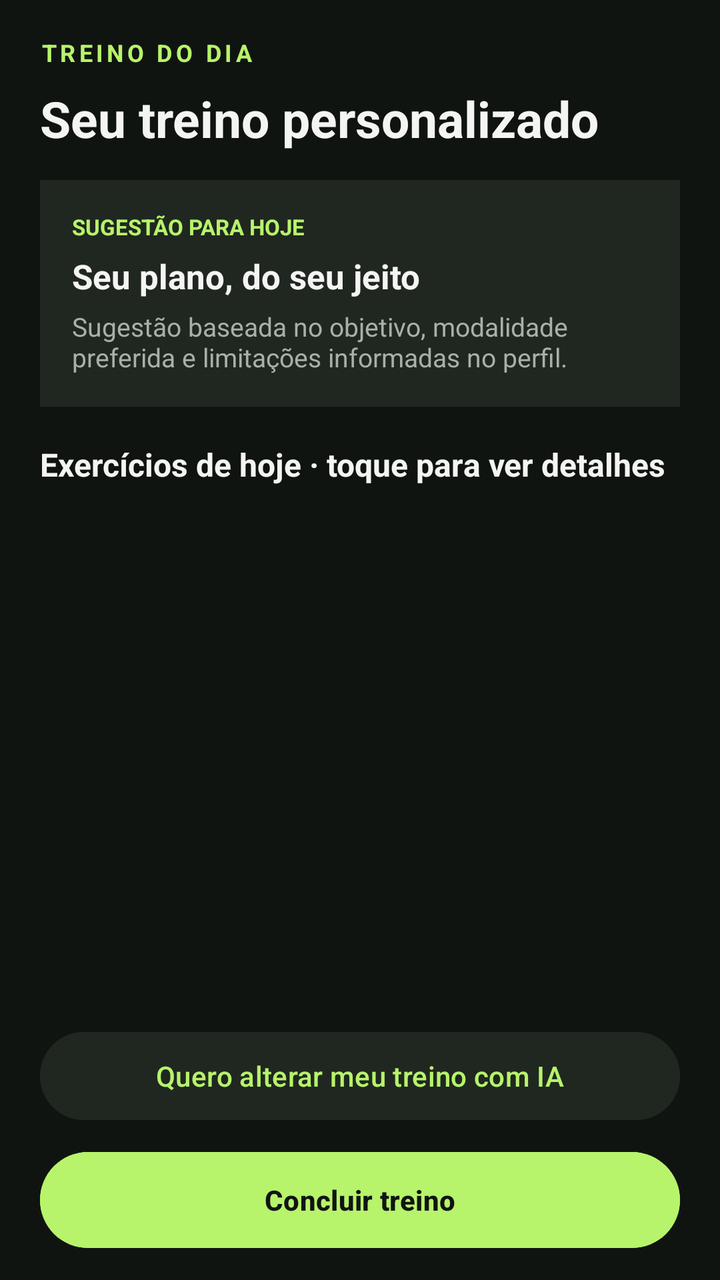
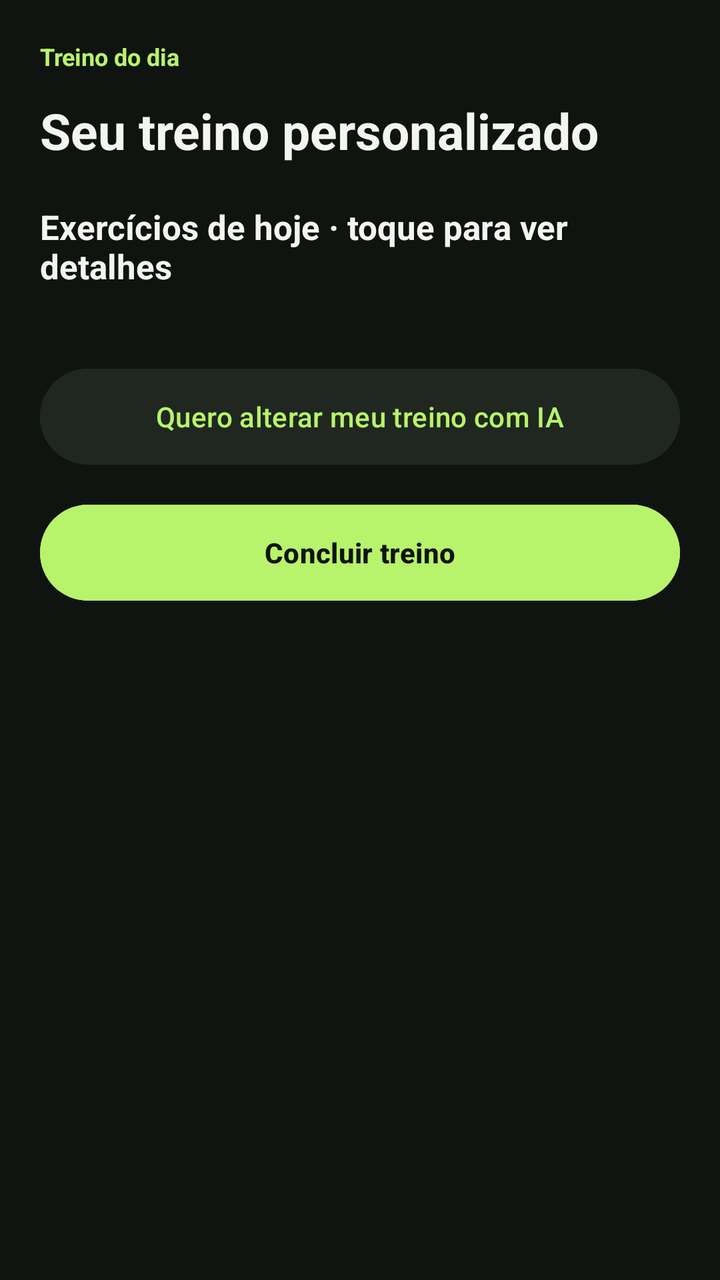

The first picture is an Android layout as it rendered before a commit; the second is the same layout after the commit. The layout source and the unified diff follow.
<!-- AndroidManifest.xml: application theme Theme.MeuPersonal -->
<!-- res/layout/fragment_treino_dia.xml -->
<?xml version="1.0" encoding="utf-8"?>
<LinearLayout xmlns:android="http://schemas.android.com/apk/res/android" android:layout_width="match_parent" android:layout_height="match_parent" android:orientation="vertical" android:background="#101411" android:paddingStart="20dp" android:paddingEnd="20dp" android:paddingTop="18dp" android:paddingBottom="12dp">
    <TextView android:layout_width="wrap_content" android:layout_height="wrap_content" android:text="TREINO DO DIA" android:textColor="#B7F36B" android:textStyle="bold" android:textSize="12sp" android:letterSpacing="0.15" />
    <TextView android:id="@+id/textTituloTreino" android:layout_width="match_parent" android:layout_height="wrap_content" android:layout_marginTop="8dp" android:layout_marginBottom="14dp" android:text="Seu treino personalizado" android:textColor="#F4F5F2" android:textSize="25sp" android:textStyle="bold" />
    <LinearLayout android:layout_width="match_parent" android:layout_height="wrap_content" android:orientation="vertical" android:padding="16dp" android:background="#202720">
        <TextView android:layout_width="wrap_content" android:layout_height="wrap_content" android:text="SUGESTÃO PARA HOJE" android:textColor="#B7F36B" android:textSize="11sp" android:textStyle="bold" />
        <TextView android:layout_width="match_parent" android:layout_height="wrap_content" android:layout_marginTop="6dp" android:text="Seu plano, do seu jeito" android:textColor="#F4F5F2" android:textSize="17sp" android:textStyle="bold" />
        <TextView android:layout_width="match_parent" android:layout_height="wrap_content" android:layout_marginTop="5dp" android:text="Sugestão baseada no objetivo, modalidade preferida e limitações informadas no perfil." android:textColor="#A8B0A8" android:textSize="13sp" />
    </LinearLayout>
    <TextView android:layout_width="wrap_content" android:layout_height="wrap_content" android:layout_marginTop="18dp" android:layout_marginBottom="8dp" android:text="Exercícios de hoje · toque para ver detalhes" android:textColor="#F4F5F2" android:textSize="16sp" android:textStyle="bold" />
    <androidx.recyclerview.widget.RecyclerView android:id="@+id/recyclerTreinoDia" android:layout_width="match_parent" android:layout_height="0dp" android:layout_weight="1" android:clipToPadding="false" android:paddingBottom="8dp" />
    <Button android:id="@+id/btnAlterarTreinoIa" android:layout_width="match_parent" android:layout_height="52dp" android:layout_marginBottom="8dp" android:text="Quero alterar meu treino com IA" android:textAllCaps="false" android:textColor="#B7F36B" android:backgroundTint="#202720" />
    <Button android:id="@+id/btnFinalizarTreino" android:layout_width="match_parent" android:layout_height="56dp" android:text="Concluir treino" android:textAllCaps="false" android:textColor="#101411" android:textStyle="bold" android:backgroundTint="#B7F36B" />
</LinearLayout>
<!-- resources referenced by this layout -->
<resources>
  <style name="Theme.MeuPersonal" parent="Base.Theme.MeuPersonal" />
  <style name="Base.Theme.MeuPersonal" parent="Theme.Material3.DayNight.NoActionBar">
          
          
      </style>
</resources>

<!-- the commit's change to res/layout/fragment_treino_dia.xml (unified diff, before → after) -->
@@ -1,14 +1,70 @@
 <?xml version="1.0" encoding="utf-8"?>
-<LinearLayout xmlns:android="http://schemas.android.com/apk/res/android" android:layout_width="match_parent" android:layout_height="match_parent" android:orientation="vertical" android:background="#101411" android:paddingStart="20dp" android:paddingEnd="20dp" android:paddingTop="18dp" android:paddingBottom="12dp">
-    <TextView android:layout_width="wrap_content" android:layout_height="wrap_content" android:text="TREINO DO DIA" android:textColor="#B7F36B" android:textStyle="bold" android:textSize="12sp" android:letterSpacing="0.15" />
-    <TextView android:id="@+id/textTituloTreino" android:layout_width="match_parent" android:layout_height="wrap_content" android:layout_marginTop="8dp" android:layout_marginBottom="14dp" android:text="Seu treino personalizado" android:textColor="#F4F5F2" android:textSize="25sp" android:textStyle="bold" />
-    <LinearLayout android:layout_width="match_parent" android:layout_height="wrap_content" android:orientation="vertical" android:padding="16dp" android:background="#202720">
-        <TextView android:layout_width="wrap_content" android:layout_height="wrap_content" android:text="SUGESTÃO PARA HOJE" android:textColor="#B7F36B" android:textSize="11sp" android:textStyle="bold" />
-        <TextView android:layout_width="match_parent" android:layout_height="wrap_content" android:layout_marginTop="6dp" android:text="Seu plano, do seu jeito" android:textColor="#F4F5F2" android:textSize="17sp" android:textStyle="bold" />
-        <TextView android:layout_width="match_parent" android:layout_height="wrap_content" android:layout_marginTop="5dp" android:text="Sugestão baseada no objetivo, modalidade preferida e limitações informadas no perfil." android:textColor="#A8B0A8" android:textSize="13sp" />
+<ScrollView xmlns:android="http://schemas.android.com/apk/res/android"
+    android:layout_width="match_parent"
+    android:layout_height="match_parent"
+    android:background="#101411"
+    android:fillViewport="true">
+
+    <LinearLayout
+        android:layout_width="match_parent"
+        android:layout_height="wrap_content"
+        android:orientation="vertical"
+        android:padding="20dp">
+
+        <TextView
+            android:layout_width="wrap_content"
+            android:layout_height="wrap_content"
+            android:text="Treino do dia"
+            android:textColor="#B7F36B"
+            android:textSize="12sp"
+            android:textStyle="bold" />
+
+        <TextView
+            android:id="@+id/textTituloTreino"
+            android:layout_width="match_parent"
+            android:layout_height="wrap_content"
+            android:layout_marginTop="12dp"
+            android:text="Seu treino personalizado"
+            android:textColor="#F4F5F2"
+            android:textSize="25sp"
+            android:textStyle="bold" />
+
+        <TextView
+            android:layout_width="match_parent"
+            android:layout_height="wrap_content"
+            android:layout_marginTop="20dp"
+            android:layout_marginBottom="12dp"
+            android:text="Exercícios de hoje · toque para ver detalhes"
+            android:textColor="#F4F5F2"
+            android:textSize="17sp"
+            android:textStyle="bold" />
+
+        <LinearLayout
+            android:id="@+id/containerExercicios"
+            android:layout_width="match_parent"
+            android:layout_height="wrap_content"
+            android:orientation="vertical" />
+
+        <Button
+            android:id="@+id/btnAlterarTreinoIa"
+            android:layout_width="match_parent"
+            android:layout_height="56dp"
+            android:layout_marginTop="24dp"
+            android:text="Quero alterar meu treino com IA"
+            android:textAllCaps="false"
+            android:textColor="#B7F36B"
+            android:backgroundTint="#202720" />
+
+        <Button
+            android:id="@+id/btnFinalizarTreino"
+            android:layout_width="match_parent"
+            android:layout_height="56dp"
+            android:layout_marginTop="12dp"
+            android:text="Concluir treino"
+            android:textAllCaps="false"
+            android:textColor="#101411"
+            android:textStyle="bold"
+            android:backgroundTint="#B7F36B" />
+
     </LinearLayout>
-    <TextView android:layout_width="wrap_content" android:layout_height="wrap_content" android:layout_marginTop="18dp" android:layout_marginBottom="8dp" android:text="Exercícios de hoje · toque para ver detalhes" android:textColor="#F4F5F2" android:textSize="16sp" android:textStyle="bold" />
-    <androidx.recyclerview.widget.RecyclerView android:id="@+id/recyclerTreinoDia" android:layout_width="match_parent" android:layout_height="0dp" android:layout_weight="1" android:clipToPadding="false" android:paddingBottom="8dp" />
-    <Button android:id="@+id/btnAlterarTreinoIa" android:layout_width="match_parent" android:layout_height="52dp" android:layout_marginBottom="8dp" android:text="Quero alterar meu treino com IA" android:textAllCaps="false" android:textColor="#B7F36B" android:backgroundTint="#202720" />
-    <Button android:id="@+id/btnFinalizarTreino" android:layout_width="match_parent" android:layout_height="56dp" android:text="Concluir treino" android:textAllCaps="false" android:textColor="#101411" android:textStyle="bold" android:backgroundTint="#B7F36B" />
-</LinearLayout>
+</ScrollView>
